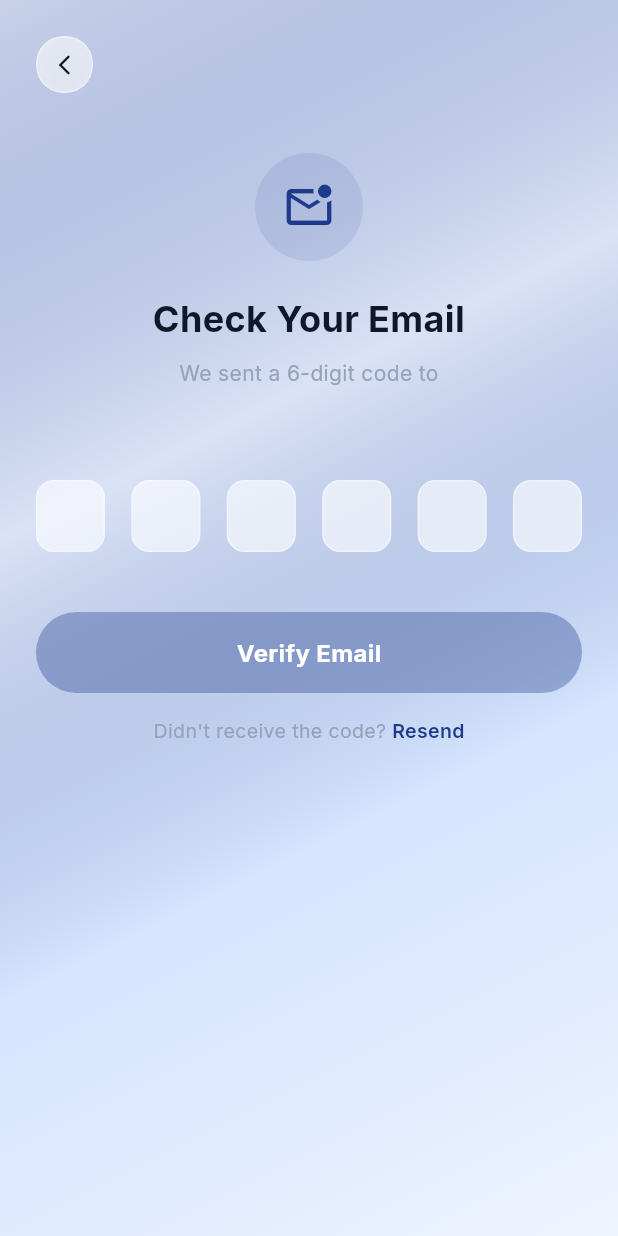
After one commit to AdityaKuchhal/Bloomora, a Flutter app: the EmailVerificationPage screen opened by its route, on a phone screen of 412 x 824 dp. The commit adds this screen. Run offline on Flutter 3.47's test engine with Material 3 defaults, Android fonts, the phone set to English and light mode, and no system bars; our stand-ins replace flutter_dotenv, flutter_riverpod, flutter_secure_storage, go_router, google_fonts, google_sign_in and 4 more; accounts and stored records are empty; generated files the repository leaves out were written again.

Commit message:
feat: auth backend — email OTP, Google Sign-In & smart navigation
- Add NavigationService with post-login decision tree:
  child profile check → assessment check → priority check → dashboard
- Implement email OTP verification screen (6-digit code input,
  auto-focus between fields, 60s resend countdown)
- Wire real Google Sign-In via google_sign_in package
  (iOS client ID + Web server client ID configured)
- Add Google OAuth credentials to AppConfig
- Add URL scheme to iOS Info.plist for Google Sign-In
- Add Google OAuth plist to iOS Runner
- Add Apple Sign-In UI (implementation pending)
- Fix post-signup navigation → /verify-email
- Fix post-signin navigation → NavigationService smart routing
- Add /verify-email route to router
- Restore gender theme on login from child profile DB record
- Add google_sign_in: ^6.2.1 to pubspec

```diff
--- a/lib/core/config/app_config.dart
+++ b/lib/core/config/app_config.dart
@@ -13,6 +13,18 @@ class AppConfig {
   static String get supabaseAnonKey =>
       dotenv.env['SUPABASE_ANON_KEY'] ?? '';
 
+  static String get googleIosClientId =>
+      const String.fromEnvironment(
+        'GOOGLE_IOS_CLIENT_ID',
+        defaultValue: '913713027107-n9pnb1j6jr5a58bfc4ubsmpa774tio66.apps.googleusercontent.com',
+      );
+
+  static String get googleWebClientId =>
+      const String.fromEnvironment(
+        'GOOGLE_WEB_CLIENT_ID',
+        defaultValue: '913713027107-7tngclt6mq59k3pn0pgu3ui9i94dtoln.apps.googleusercontent.com',
+      );
+
   static String get openAiApiKey =>
       dotenv.env['OPENAI_API_KEY'] ?? '';
 
--- a/lib/core/router/app_router.dart
+++ b/lib/core/router/app_router.dart
@@ -5,6 +5,7 @@ import 'package:flutter_riverpod/flutter_riverpod.dart';
 import '../../features/splash/presentation/pages/splash_page.dart';
 import '../../features/onboarding/presentation/pages/intro_page.dart';
 import '../../features/auth/presentation/pages/auth_page.dart';
+import '../../features/auth/presentation/pages/email_verification_page.dart';
 import '../../features/onboarding/presentation/pages/child_profile_page.dart';
 import '../../features/assessment/presentation/pages/questionnaire_page.dart';
 import '../../features/assessment/presentation/pages/priority_selection_page.dart';
@@ -15,8 +16,8 @@ import '../../features/activities/presentation/pages/activity_completion_page.da
 import '../../features/progress/presentation/pages/progress_page.dart';
 import '../../features/profile/presentation/pages/profile_page.dart';
 import '../../features/search/presentation/pages/search_page.dart';
+import '../../core/services/navigation_service.dart';
 import '../../features/auth/presentation/providers/auth_provider.dart';
-import '../../features/onboarding/presentation/providers/onboarding_provider.dart';
 
 // ── Route sets ────────────────────────────────────────────────────────────────
 
@@ -41,6 +42,7 @@ const _protectedRoutes = {
 const _authOnlyRoutes = {
   '/parent-signup',
   '/parent-signin',
+  '/verify-email',
 };
 
 // ── Router ────────────────────────────────────────────────────────────────────
@@ -49,34 +51,30 @@ final appRouterProvider = Provider<GoRouter>((ref) {
   return GoRouter(
     initialLocation: '/splash',
     refreshListenable: _AuthRefreshNotifier(ref),
-    redirect: (context, state) {
+    redirect: (context, state) async {
       final authState = ref.read(authProvider);
       final location = state.matchedLocation;
 
-      // Wait for auth state to resolve before redirecting
       if (authState.isUnknown) return null;
 
       final isAuthenticated = authState.isAuthenticated;
-
-      // /email-verification is no longer a blocking step in the main flow.
-      // Redirect it to the appropriate auth tab so old deep-links still work.
-      if (location.startsWith('/email-verification')) {
-        return isAuthenticated ? '/dashboard' : '/parent-signin';
-      }
-
       final isProtected = _protectedRoutes.any((r) => location.startsWith(r));
       final isAuthOnly  = _authOnlyRoutes.any((r) => location.startsWith(r));
 
-      // Unauthenticated user hitting a protected route → Auth screen (sign-up tab)
+      // Unauthenticated → auth screen
       if (!isAuthenticated && isProtected) return '/parent-signup';
 
-      // Authenticated user hitting an auth-only route:
-      // - If they have already completed child profile setup → redirect to dashboard.
-      // - If not (e.g. going back from /child-profile before saving) → let them
-      //   through so the back button on child_profile_page works correctly.
+      // Authenticated hitting auth-only route
       if (isAuthenticated && isAuthOnly) {
-        final hasChildProfile = ref.read(childNotifierProvider) != null;
-        return hasChildProfile ? '/dashboard' : null;
+        // Let /verify-email through always
+        if (location.startsWith('/verify-email')) return null;
+        return null; // NavigationService handles routing from auth page
+      }
+
+      // Authenticated hitting splash or intro → smart route
+      if (isAuthenticated &&
+          (location == '/splash' || location == '/intro')) {
+        return await NavigationService.getPostLoginRoute();
       }
 
       return null;
@@ -110,6 +108,14 @@ final appRouterProvider = Provider<GoRouter>((ref) {
         builder: (context, state) {
           final email = state.uri.queryParameters['email'];
           return AuthPage(email: email, initialIsSignUp: false);
+        },
+      ),
+      GoRoute(
+        path: '/verify-email',
+        name: 'verify-email',
+        builder: (context, state) {
+          final email = state.uri.queryParameters['email'] ?? '';
+          return EmailVerificationPage(email: email);
         },
       ),
 
--- /dev/null
+++ b/lib/features/auth/presentation/pages/email_verification_page.dart
@@ -0,0 +1,404 @@
+import 'dart:async';
+
+import 'package:flutter/material.dart';
+import 'package:flutter/services.dart';
+import 'package:flutter_riverpod/flutter_riverpod.dart';
+import 'package:go_router/go_router.dart';
+import 'package:supabase_flutter/supabase_flutter.dart';
+
+import '../../../../core/services/navigation_service.dart';
+import '../../../../core/services/supabase_service.dart';
+import '../../../../core/theme/app_colors.dart';
+import '../../../../core/theme/glass_components.dart';
+import '../../../../core/theme/theme_provider.dart';
+
+class EmailVerificationPage extends ConsumerStatefulWidget {
+  final String email;
+
+  const EmailVerificationPage({super.key, required this.email});
+
+  @override
+  ConsumerState<EmailVerificationPage> createState() =>
+      _EmailVerificationPageState();
+}
+
+class _EmailVerificationPageState
+    extends ConsumerState<EmailVerificationPage>
+    with SingleTickerProviderStateMixin {
+
+  // ── Animation ──────────────────────────────────────────────────────────────
+  late final AnimationController _bgCtrl;
+
+  // ── OTP state ──────────────────────────────────────────────────────────────
+  final List<TextEditingController> _otpControllers =
+      List.generate(6, (_) => TextEditingController());
+  final List<FocusNode> _otpFocusNodes =
+      List.generate(6, (_) => FocusNode());
+
+  bool _isLoading = false;
+
+  // ── Resend countdown ───────────────────────────────────────────────────────
+  int _resendSeconds = 0;
+  Timer? _countdownTimer;
+
+  // ─────────────────────────────────────────────────────────────────────────
+  // LIFECYCLE
+  // ─────────────────────────────────────────────────────────────────────────
+
+  @override
+  void initState() {
+    super.initState();
+    _bgCtrl = AnimationController(
+      vsync: this,
+      duration: const Duration(seconds: 8),
+    )..repeat(reverse: true);
+  }
+
+  @override
+  void dispose() {
+    _bgCtrl.dispose();
+    _countdownTimer?.cancel();
+    for (final c in _otpControllers) { c.dispose(); }
+    for (final n in _otpFocusNodes) { n.dispose(); }
+    super.dispose();
+  }
+
+  // ─────────────────────────────────────────────────────────────────────────
+  // OTP LOGIC
+  // ─────────────────────────────────────────────────────────────────────────
+
+  void _onOtpChanged(int index, String value) {
+    if (value.length == 1 && index < 5) {
+      _otpFocusNodes[index + 1].requestFocus();
+    }
+    setState(() {});
+  }
+
+  void _onOtpKeyEvent(int index, KeyEvent event) {
+    if (event is KeyDownEvent &&
+        event.logicalKey == LogicalKeyboardKey.backspace &&
+        _otpControllers[index].text.isEmpty &&
+        index > 0) {
+      _otpFocusNodes[index - 1].requestFocus();
+    }
+  }
+
+  bool get _isOtpComplete =>
+      _otpControllers.every((c) => c.text.isNotEmpty);
+
+  Future<void> _verifyOTP() async {
+    final otp = _otpControllers.map((c) => c.text).join();
+    if (otp.length != 6) return;
+
+    setState(() => _isLoading = true);
+    try {
+      await SupabaseService.client.auth.verifyOTP(
+        email: widget.email,
+        token: otp,
+        type: OtpType.signup,
+      );
+
+      if (!mounted) return;
+      final route = await NavigationService.getPostLoginRoute(
+        onGenderDetected: (gender) =>
+            ref.read(themeNotifierProvider.notifier).setGender(gender),
+      );
+      if (!mounted) return; // guard after second await
+      context.go(route); // ignore: use_build_context_synchronously
+    } catch (e) {
+      if (mounted) {
+        ScaffoldMessenger.of(context).showSnackBar(
+          const SnackBar(
+            content: Text('Invalid code. Please try again.'),
+            backgroundColor: Colors.red,
+          ),
+        );
+        for (final c in _otpControllers) { c.clear(); }
+        _otpFocusNodes.first.requestFocus();
+        setState(() {});
+      }
+    } finally {
+      if (mounted) setState(() => _isLoading = false);
+    }
+  }
+
+  Future<void> _resendOTP() async {
+    if (_resendSeconds > 0) return;
+    try {
+      await SupabaseService.client.auth.resend(
+        type: OtpType.signup,
+        email: widget.email,
+      );
+      setState(() => _resendSeconds = 60);
+      _startCountdown();
+    } catch (e) {
+      if (mounted) {
+        ScaffoldMessenger.of(context).showSnackBar(
+          const SnackBar(content: Text('Failed to resend. Try again.')),
+        );
+      }
+    }
+  }
+
+  void _startCountdown() {
+    _countdownTimer?.cancel();
+    _countdownTimer = Timer.periodic(const Duration(seconds: 1), (_) {
+      if (_resendSeconds <= 1) {
+        _countdownTimer?.cancel();
+        if (mounted) setState(() => _resendSeconds = 0);
+      } else {
+        if (mounted) setState(() => _resendSeconds--);
+      }
+    });
+  }
+
+  // ─────────────────────────────────────────────────────────────────────────
+  // BUILD
+  // ─────────────────────────────────────────────────────────────────────────
+
+  @override
+  Widget build(BuildContext context) {
+    final scheme = ref.watch(activeColorSchemeProvider);
+
+    return Scaffold(
+      backgroundColor: scheme.background,
+      body: Stack(
+        children: [
+          // ── Animated gradient background ─────────────────────────────────
+          AnimatedBuilder(
+            animation: _bgCtrl,
+            builder: (_, __) {
+              final t = _bgCtrl.value;
+              return Container(
+                decoration: BoxDecoration(
+                  gradient: LinearGradient(
+                    begin: Alignment.topLeft,
+                    end: Alignment.bottomRight,
+                    colors: [
+                      Color.lerp(scheme.background,
+                          scheme.primary.withValues(alpha: 0.12), t)!,
+                      Color.lerp(scheme.primary.withValues(alpha: 0.12),
+                          scheme.accent.withValues(alpha: 0.08), t)!,
+                      Color.lerp(scheme.accent.withValues(alpha: 0.08),
+                          scheme.background, 1 - t)!,
+                      scheme.background,
+                    ],
+                    stops: const [0.0, 0.35, 0.65, 1.0],
+                  ),
+                ),
+              );
+            },
+          ),
+
+          // ── Content ──────────────────────────────────────────────────────
+          SafeArea(
+            child: SingleChildScrollView(
+              padding:
+                  const EdgeInsets.symmetric(horizontal: 24, vertical: 24),
+              child: Column(
+                crossAxisAlignment: CrossAxisAlignment.start,
+                children: [
+                  // Back button
+                  GestureDetector(
+                    onTap: () => context.go('/parent-signup'),
+                    child: GlassCard(
+                      borderRadius: 18,
+                      padding: EdgeInsets.zero,
+                      child: SizedBox(
+                        width: 36,
+                        height: 36,
+                        child: Icon(
+                          Icons.arrow_back_ios_new_rounded,
+                          size: 16,
+                          color: scheme.textPrimary,
+                        ),
+                      ),
+                    ),
+                  ),
+
+                  const SizedBox(height: 40),
+
+                  // Icon + title + subtitle
+                  Center(
+                    child: Column(
+                      children: [
+                        Container(
+                          width: 72,
+                          height: 72,
+                          decoration: BoxDecoration(
+                            color:
+                                scheme.primary.withValues(alpha: 0.10),
+                            shape: BoxShape.circle,
+                          ),
+                          child: Icon(
+                            Icons.mark_email_unread_outlined,
+                            color: scheme.primary,
+                            size: 36,
+                          ),
+                        ),
+                        const SizedBox(height: 20),
+                        Text(
+                          'Check Your Email',
+                          style: TextStyle(
+                            fontSize: 24,
+                            fontWeight: FontWeight.w700,
+                            color: scheme.textPrimary,
+                          ),
+                          textAlign: TextAlign.center,
+                        ),
+                        const SizedBox(height: 8),
+                        Text(
+                          'We sent a 6-digit code to\n${widget.email}',
+                          style: TextStyle(
+                            fontSize: 14,
+                            color: scheme.textMuted,
+                            height: 1.5,
+                          ),
+                          textAlign: TextAlign.center,
+                        ),
+                      ],
+                    ),
+                  ),
+
+                  const SizedBox(height: 40),
+
+                  // OTP boxes
+                  Row(
+                    mainAxisAlignment: MainAxisAlignment.spaceBetween,
+                    children: List.generate(
+                        6, (i) => _buildOtpBox(i, scheme)),
+                  ),
+
+                  const SizedBox(height: 32),
+
+                  // Verify button
+                  GestureDetector(
+                    onTap:
+                        (_isOtpComplete && !_isLoading) ? _verifyOTP : null,
+                    child: AnimatedContainer(
+                      duration: const Duration(milliseconds: 200),
+                      width: double.infinity,
+                      height: 54,
+                      decoration: BoxDecoration(
+                        color: _isOtpComplete
+                            ? scheme.primary
+                            : scheme.primary.withValues(alpha: 0.35),
+                        borderRadius: BorderRadius.circular(27),
+                        boxShadow: _isOtpComplete
+                            ? [
+                                BoxShadow(
+                                  color: scheme.primary
+                                      .withValues(alpha: 0.30),
+                                  blurRadius: 16,
+                                  offset: const Offset(0, 6),
+                                ),
+                              ]
+                            : [],
+                      ),
+                      child: Center(
+                        child: _isLoading
+                            ? const SizedBox(
+                                width: 22,
+                                height: 22,
+                                child: CircularProgressIndicator(
+                                  strokeWidth: 2.5,
+                                  color: Colors.white,
+                                ),
+                              )
+                            : const Text(
+                                'Verify Email',
+                                style: TextStyle(
+                                  color: Colors.white,
+                                  fontSize: 16,
+                                  fontWeight: FontWeight.w700,
+                                ),
+                              ),
+                      ),
+                    ),
+                  ),
+
+                  const SizedBox(height: 16),
+
+                  // Resend link
+                  Center(
+                    child: Row(
+                      mainAxisSize: MainAxisSize.min,
+                      children: [
+                        Text(
+                          'Didn\'t receive the code? ',
+                          style: TextStyle(
+                            fontSize: 13,
+                            color: scheme.textMuted,
+                          ),
+                        ),
+                        GestureDetector(
+                          onTap:
+                              _resendSeconds == 0 ? _resendOTP : null,
+                          child: Text(
+                            _resendSeconds > 0
+                                ? 'Resend (${_resendSeconds}s)'
+                                : 'Resend',
+                            style: TextStyle(
+                              fontSize: 13,
+                              fontWeight: FontWeight.w600,
+                              color: _resendSeconds > 0
+                                  ? scheme.textMuted
+                                  : scheme.primary,
+                            ),
+                          ),
+                        ),
+                      ],
+                    ),
+                  ),
+                ],
+              ),
+            ),
+          ),
+        ],
+      ),
+    );
+  }
+
+  Widget _buildOtpBox(int index, AppColorScheme scheme) {
+    return KeyboardListener(
+      focusNode: FocusNode(),
+      onKeyEvent: (event) => _onOtpKeyEvent(index, event),
+      child: SizedBox(
+        width: 46,
+        height: 56,
+        child: TextField(
+          controller: _otpControllers[index],
+          focusNode: _otpFocusNodes[index],
+          textAlign: TextAlign.center,
+          keyboardType: TextInputType.number,
+          maxLength: 1,
+          inputFormatters: [FilteringTextInputFormatter.digitsOnly],
+          style: TextStyle(
+            fontSize: 22,
+            fontWeight: FontWeight.w700,
+            color: scheme.textPrimary,
+          ),
+          decoration: InputDecoration(
+            counterText: '',
+            filled: true,
+            fillColor: scheme.glassBase,
+            border: OutlineInputBorder(
+              borderRadius: BorderRadius.circular(12),
+              borderSide: BorderSide(color: scheme.glassBorder),
+            ),
+            enabledBorder: OutlineInputBorder(
+              borderRadius: BorderRadius.circular(12),
+              borderSide: BorderSide(color: scheme.glassBorder),
+            ),
+            focusedBorder: OutlineInputBorder(
+              borderRadius: BorderRadius.circular(12),
+              borderSide: BorderSide(color: scheme.primary, width: 2),
+            ),
+            contentPadding: EdgeInsets.zero,
+          ),
+          onChanged: (value) => _onOtpChanged(index, value),
+        ),
+      ),
+    );
+  }
+}
--- a/pubspec.yaml
+++ b/pubspec.yaml
@@ -37,7 +37,7 @@ dependencies:
   # Authentication
   firebase_core: ^4.1.0
   firebase_auth: ^6.0.2
-  google_sign_in: ^7.1.1
+  google_sign_in: ^6.2.1
 
   # Media & Camera
   camera: ^0.11.2
```
Also changed, not shown: lib/core/services/navigation_service.dart (added, +67 -0 lines), lib/features/auth/presentation/pages/auth_page.dart (+124 -4 lines), pubspec.lock, 3 other files.
